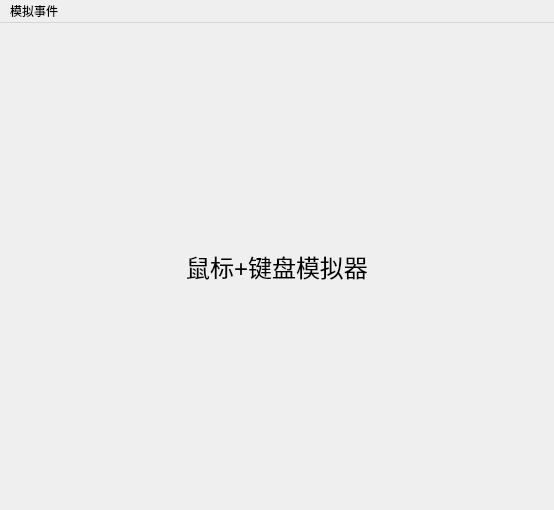
Old version of the form mainwindow.ui in the repository spjiang/test_mouse_event.
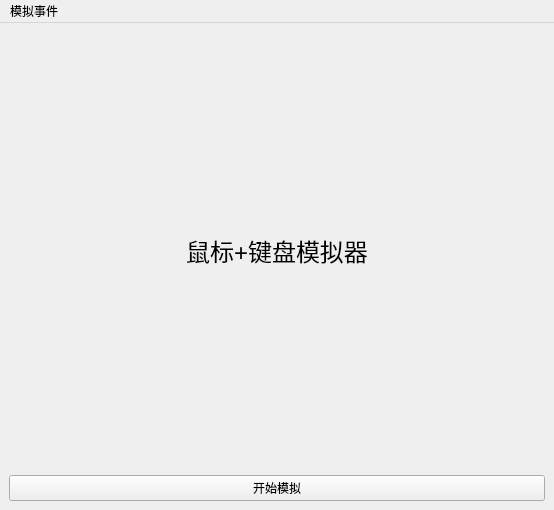
New version of the form.

The edit to the form file:
```diff
--- a/mainwindow.ui
+++ b/mainwindow.ui
@@ -30,6 +30,13 @@
       </property>
      </widget>
     </item>
+    <item>
+     <widget class="QPushButton" name="startTest">
+      <property name="text">
+       <string>开始模拟</string>
+      </property>
+     </widget>
+    </item>
    </layout>
   </widget>
   <widget class="QMenuBar" name="menuBar">
```
